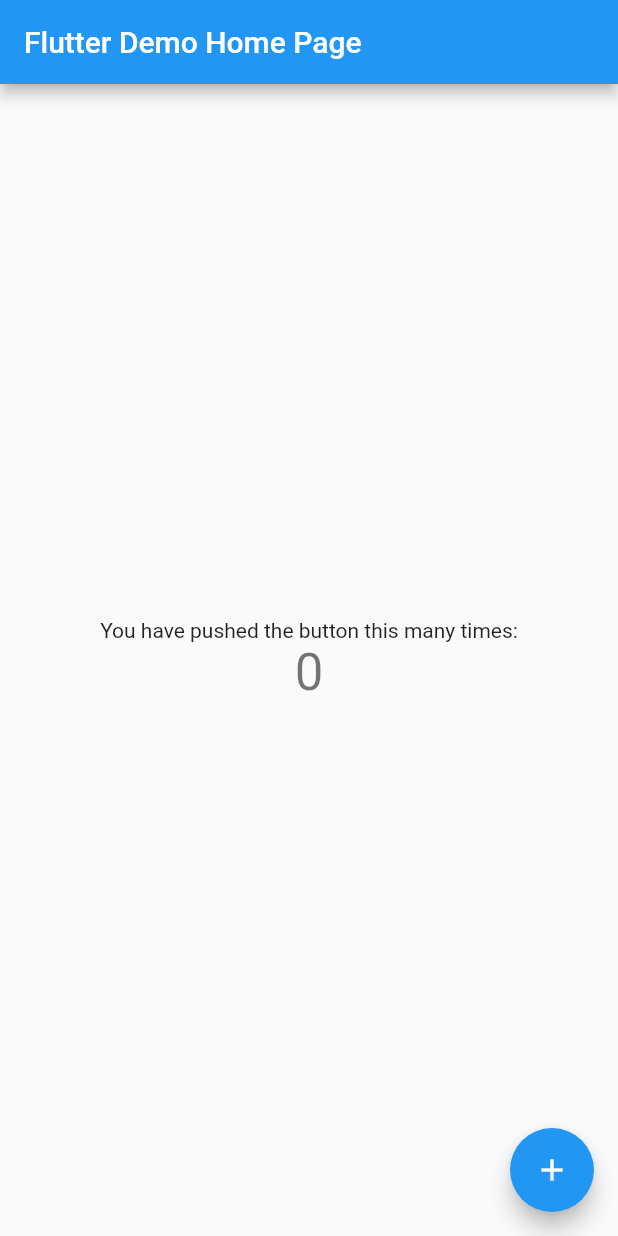
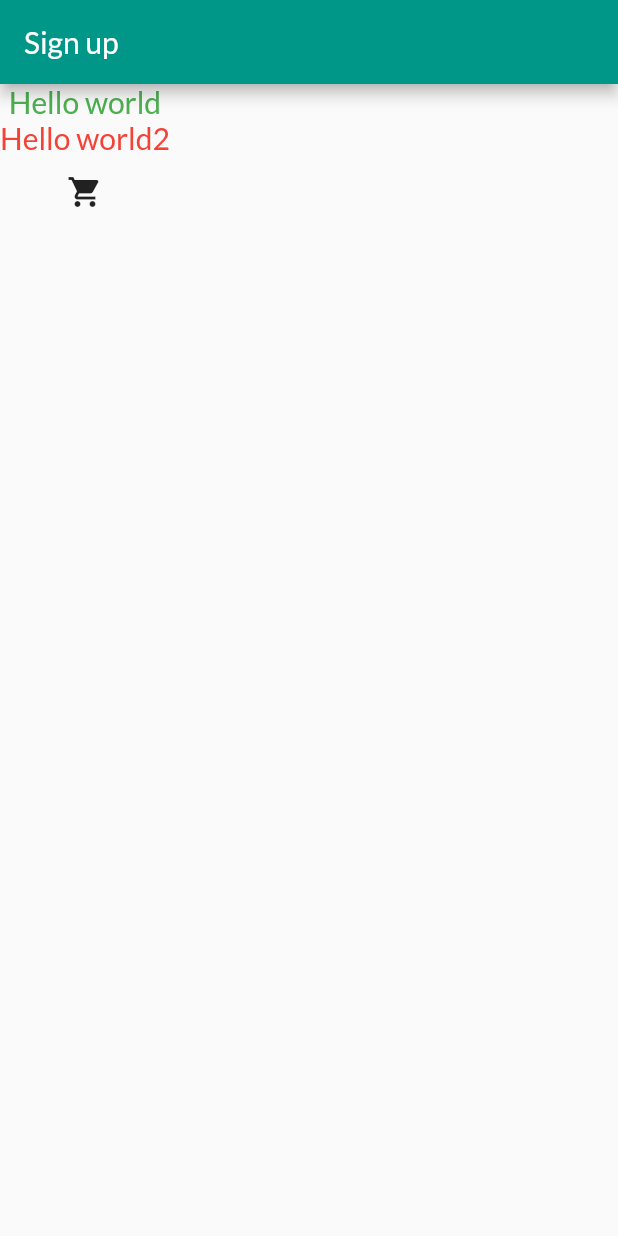
Before and after one commit to yangj56/rainbow-hack-mobile, a Flutter app: the screen it shows after launch, on a phone screen of 412 x 824 dp. Run offline on Flutter 3.47's test engine with Material 2 defaults, Android fonts, the phone set to English and light mode, and no system bars.

Commit message:
[YJ] Added sample screens, navigation and routing

```diff
--- a/lib/main.dart
+++ b/lib/main.dart
@@ -1,111 +1,52 @@
 import 'package:flutter/material.dart';
+import 'package:provider/provider.dart';
+import 'package:rainbow_hack/screens/bottom_tab_screen.dart';
+import 'package:rainbow_hack/screens/guild_wall.dart';
+import 'package:rainbow_hack/screens/match.dart';
+import 'package:rainbow_hack/screens/sign_up_screen.dart';
 
 void main() => runApp(MyApp());
 
 class MyApp extends StatelessWidget {
-  // This widget is the root of your application.
   @override
   Widget build(BuildContext context) {
-    return MaterialApp(
-      title: 'Flutter Demo',
-      theme: ThemeData(
-        // This is the theme of your application.
-        //
-        // Try running your application with "flutter run". You'll see the
-        // application has a blue toolbar. Then, without quitting the app, try
-        // changing the primarySwatch below to Colors.green and then invoke
-        // "hot reload" (press "r" in the console where you ran "flutter run",
-        // or simply save your changes to "hot reload" in a Flutter IDE).
-        // Notice that the counter didn't reset back to zero; the application
-        // is not restarted.
-        primarySwatch: Colors.blue,
+    return MultiProvider(
+      providers: [],
+      child: MaterialApp(
+        title: 'My Village',
+        theme: ThemeData(
+            primarySwatch: Colors.teal,
+            accentColor: Colors.deepOrange,
+            fontFamily: 'Lato',
+            textTheme: TextTheme(
+              headline: TextStyle(
+                fontSize: 72.0,
+                fontWeight: FontWeight.bold,
+                fontFamily: 'Lato',
+              ),
+              title: TextStyle(
+                fontSize: 36.0,
+                fontStyle: FontStyle.italic,
+                fontFamily: 'Lato',
+              ),
+              body1: TextStyle(
+                fontSize: 20.0,
+                fontFamily: 'Lato',
+                color: Colors.green,
+              ),
+              body2: TextStyle(
+                fontSize: 20.0,
+                fontFamily: 'Lato',
+                color: Colors.red,
+              ),
+            )),
+        home: SignupScreen(),
+        routes: {
+          BottomTabScreen.routeName: (ctx) => BottomTabScreen(),
+          GuildWallScreen.routeName: (ctx) => GuildWallScreen(),
+          MatchScreen.routeName: (ctx) => MatchScreen()
+        },
       ),
-      home: MyHomePage(title: 'Flutter Demo Home Page'),
     );
   }
 }
-
-class MyHomePage extends StatefulWidget {
-  MyHomePage({Key key, this.title}) : super(key: key);
-
-  // This widget is the home page of your application. It is stateful, meaning
-  // that it has a State object (defined below) that contains fields that affect
-  // how it looks.
-
-  // This class is the configuration for the state. It holds the values (in this
-  // case the title) provided by the parent (in this case the App widget) and
-  // used by the build method of the State. Fields in a Widget subclass are
-  // always marked "final".
-
-  final String title;
-
-  @override
-  _MyHomePageState createState() => _MyHomePageState();
-}
-
-class _MyHomePageState extends State<MyHomePage> {
-  int _counter = 0;
-
-  void _incrementCounter() {
-    setState(() {
-      // This call to setState tells the Flutter framework that something has
-      // changed in this State, which causes it to rerun the build method below
-      // so that the display can reflect the updated values. If we changed
-      // _counter without calling setState(), then the build method would not be
-      // called again, and so nothing would appear to happen.
-      _counter++;
-    });
-  }
-
-  @override
-  Widget build(BuildContext context) {
-    // This method is rerun every time setState is called, for instance as done
-    // by the _incrementCounter method above.
-    //
-    // The Flutter framework has been optimized to make rerunning build methods
-    // fast, so that you can just rebuild anything that needs updating rather
-    // than having to individually change instances of widgets.
-    return Scaffold(
-      appBar: AppBar(
-        // Here we take the value from the MyHomePage object that was created by
-        // the App.build method, and use it to set our appbar title.
-        title: Text(widget.title),
-      ),
-      body: Center(
-        // Center is a layout widget. It takes a single child and positions it
-        // in the middle of the parent.
-        child: Column(
-          // Column is also a layout widget. It takes a list of children and
-          // arranges them vertically. By default, it sizes itself to fit its
-          // children horizontally, and tries to be as tall as its parent.
-          //
-          // Invoke "debug painting" (press "p" in the console, choose the
-          // "Toggle Debug Paint" action from the Flutter Inspector in Android
-          // Studio, or the "Toggle Debug Paint" command in Visual Studio Code)
-          // to see the wireframe for each widget.
-          //
-          // Column has various properties to control how it sizes itself and
-          // how it positions its children. Here we use mainAxisAlignment to
-          // center the children vertically; the main axis here is the vertical
-          // axis because Columns are vertical (the cross axis would be
-          // horizontal).
-          mainAxisAlignment: MainAxisAlignment.center,
-          children: <Widget>[
-            Text(
-              'You have pushed the button this many times:',
-            ),
-            Text(
-              '$_counter',
-              style: Theme.of(context).textTheme.display1,
-            ),
-          ],
-        ),
-      ),
-      floatingActionButton: FloatingActionButton(
-        onPressed: _incrementCounter,
-        tooltip: 'Increment',
-        child: Icon(Icons.add),
-      ), // This trailing comma makes auto-formatting nicer for build methods.
-    );
-  }
-}
--- /dev/null
+++ b/lib/screens/sign_up_screen.dart
@@ -0,0 +1,39 @@
+import 'package:flutter/material.dart';
+import 'package:rainbow_hack/screens/match.dart';
+
+class SignupScreen extends StatefulWidget {
+  static const routeName = '/signup';
+
+  @override
+  _SignupScreenState createState() => _SignupScreenState();
+}
+
+class _SignupScreenState extends State<SignupScreen> {
+  @override
+  Widget build(BuildContext context) {
+    return Scaffold(
+      appBar: AppBar(
+        title: Text('Sign up'),
+      ),
+      body: Column(children: <Widget>[
+        Text(
+          "Hello world",
+          style: Theme.of(context).textTheme.body1,
+        ),
+        Text(
+          "Hello world2",
+          style: Theme.of(context).textTheme.body2,
+        ),
+        IconButton(
+          icon: Icon(
+            Icons.shopping_cart,
+          ),
+          onPressed: () {
+            Navigator.pushNamedAndRemoveUntil(
+                context, MatchScreen.routeName, (_) => false);
+          },
+        ),
+      ]),
+    );
+  }
+}
```
Also changed, not shown: lib/models/http_exception.dart (added, +10 -0 lines), lib/providers/user.dart (added, +41 -0 lines), lib/screens/bottom_tab_screen.dart (added, +65 -0 lines), lib/screens/guild_wall.dart (added, +17 -0 lines), lib/screens/home.dart (added, +17 -0 lines), lib/screens/match.dart (added, +25 -0 lines), lib/widgets/match_item.dart (added, +23 -0 lines), lib/widgets/menu_drawer.dart (added, +45 -0 lines), pubspec.yaml (+8 -30 lines), assets/fonts/Lato-Bold.ttf (added), assets/fonts/Lato-Regular.ttf (added), pubspec.lock.
